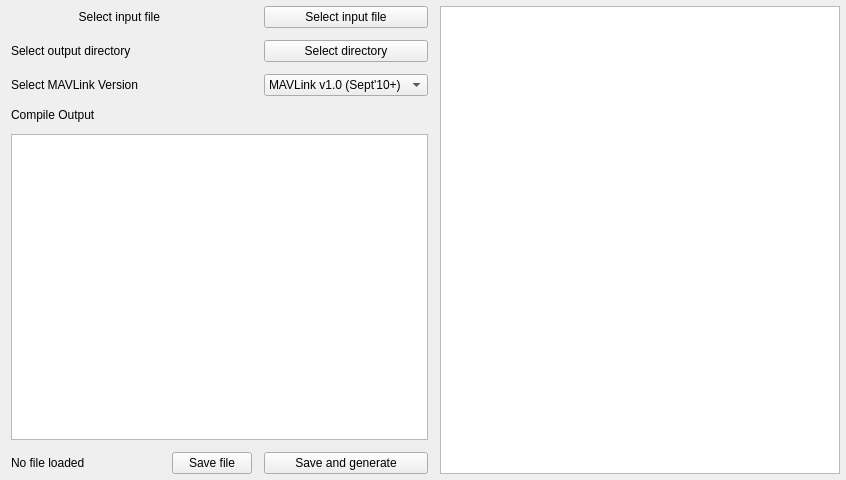
Old version of the form src/apps/mavlinkgen/ui/XMLCommProtocolWidget.ui in the repository mavlink/qgroundcontrol.
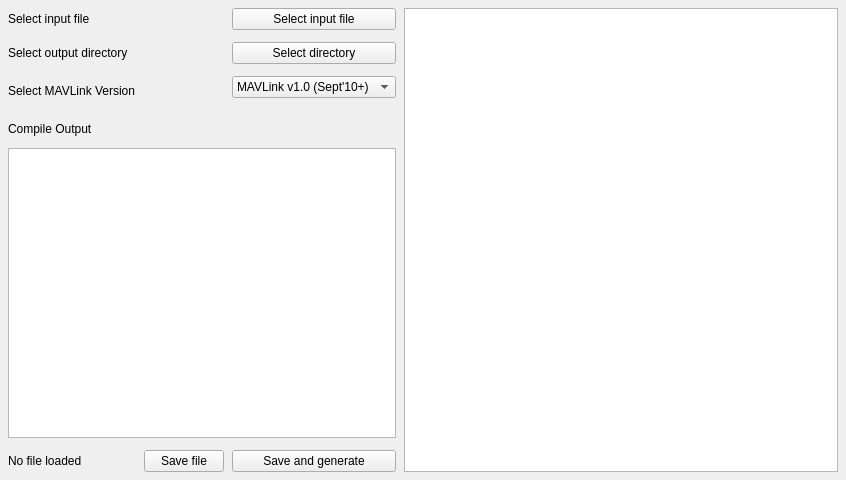
New version of the form. Icons and pictures are not drawn. Custom widgets are drawn as their Qt base class.

Diff of the .ui file:
```diff
--- a/src/apps/mavlinkgen/ui/XMLCommProtocolWidget.ui
+++ b/src/apps/mavlinkgen/ui/XMLCommProtocolWidget.ui
@@ -13,19 +13,16 @@
   <property name="windowTitle">
    <string>Form</string>
   </property>
-  <layout class="QGridLayout" name="gridLayout" rowstretch="1,0,0,0,0,0" columnstretch="1,0,0,0">
-   <property name="topMargin">
-    <number>6</number>
+  <layout class="QGridLayout" name="gridLayout" columnstretch="1,1,1,100">
+   <property name="horizontalSpacing">
+    <number>8</number>
    </property>
-   <property name="rightMargin">
-    <number>6</number>
-   </property>
-   <property name="bottomMargin">
-    <number>6</number>
-   </property>
-   <property name="spacing">
+   <property name="verticalSpacing">
     <number>12</number>
    </property>
+   <property name="margin">
+    <number>8</number>
+   </property>
    <item row="0" column="0">
     <widget class="QLabel" name="fileNameLabel">
      <property name="maximumSize">
@@ -40,9 +37,6 @@
      <property name="scaledContents">
       <bool>true</bool>
      </property>
-     <property name="alignment">
-      <set>Qt::AlignRight|Qt::AlignTrailing|Qt::AlignVCenter</set>
-     </property>
     </widget>
    </item>
    <item row="0" column="2">
@@ -56,12 +50,12 @@
      </property>
     </widget>
    </item>
-   <item row="0" column="3" rowspan="6">
+   <item row="0" column="3" rowspan="7">
     <widget class="QGCMAVLinkTextEdit" name="xmlTextView">
      <property name="minimumSize">
       <size>
-       <width>400</width>
-       <height>300</height>
+       <width>200</width>
+       <height>100</height>
       </size>
      </property>
      <property name="baseSize">
@@ -75,7 +69,7 @@
      </property>
     </widget>
    </item>
-   <item row="1" column="0" colspan="2">
+   <item row="1" column="0">
     <widget class="QLabel" name="outputDirNameLabel">
      <property name="maximumSize">
       <size>
@@ -102,31 +96,35 @@
      </property>
     </widget>
    </item>
-   <item row="3" column="0" colspan="2">
+   <item row="4" column="0">
     <widget class="QLabel" name="label">
      <property name="text">
       <string>Compile Output</string>
      </property>
     </widget>
    </item>
-   <item row="4" column="0" colspan="3">
-    <widget class="QPlainTextEdit" name="compileLog"/>
+   <item row="5" column="0" colspan="3">
+    <widget class="QPlainTextEdit" name="compileLog">
+     <property name="tabStopWidth">
+      <number>40</number>
+     </property>
+    </widget>
    </item>
-   <item row="5" column="0">
+   <item row="6" column="0">
     <widget class="QLabel" name="validXMLLabel">
      <property name="text">
       <string>No file loaded</string>
      </property>
     </widget>
    </item>
-   <item row="5" column="1">
+   <item row="6" column="1">
     <widget class="QPushButton" name="saveButton">
      <property name="text">
       <string>Save file</string>
      </property>
     </widget>
    </item>
-   <item row="5" column="2">
+   <item row="6" column="2">
     <widget class="QPushButton" name="generateButton">
      <property name="text">
       <string>Save and generate</string>
@@ -137,11 +135,14 @@
      </property>
     </widget>
    </item>
-   <item row="2" column="0" colspan="2">
+   <item row="2" column="0">
     <widget class="QLabel" name="label_2">
      <property name="text">
       <string>Select MAVLink Version</string>
      </property>
+     <property name="alignment">
+      <set>Qt::AlignBottom|Qt::AlignLeading|Qt::AlignLeft</set>
+     </property>
     </widget>
    </item>
    <item row="2" column="2">
```
